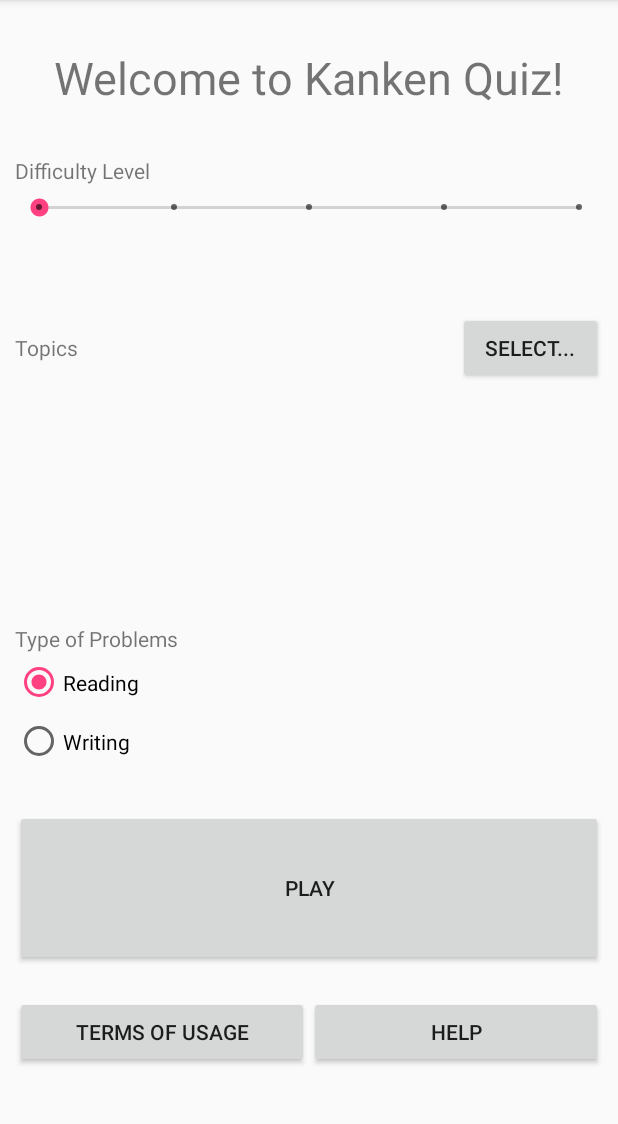
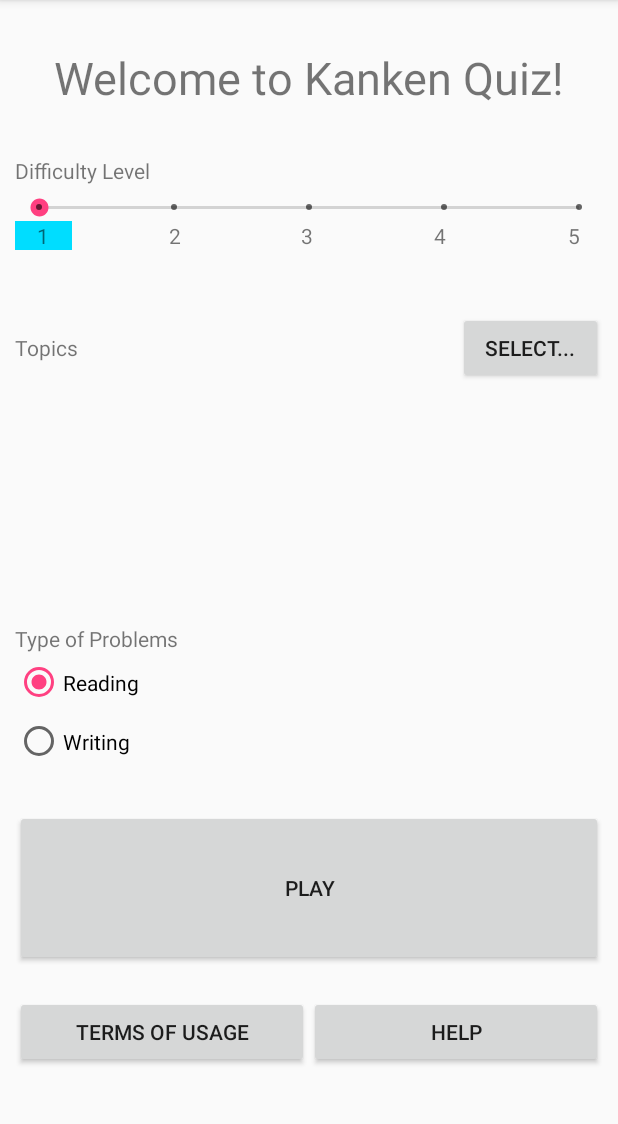
Before and after one commit to FBergeron/KankenFlashcard, an Android app: the QuizSettingsActivity screen opened directly, with no data from a screen before it, on a phone screen of 412 x 824 dp, the part 84-1208 px from its top. Run offline under Robolectric (Android 15) with nearby library versions, the phone set to English and light mode, and no system bars.

Commit message:
Added numbers below Quiz Level Seekbar.

```diff
--- a/app/src/main/java/jp/kyoto/nlp/kanken/QuizSettingsActivity.java
+++ b/app/src/main/java/jp/kyoto/nlp/kanken/QuizSettingsActivity.java
@@ -11,8 +11,11 @@ import android.os.Bundle;
 import android.support.v7.app.AlertDialog;
 import android.support.v7.app.AppCompatActivity;
 import android.support.v7.widget.RecyclerView;
+import android.util.DisplayMetrics;
+import android.view.ViewGroup;
 import android.widget.RadioGroup;
 import android.widget.SeekBar;
+import android.widget.Space;
 import android.widget.TextView;
 
 import org.json.JSONArray;
@@ -154,6 +157,24 @@ public class QuizSettingsActivity extends AppCompatActivity {
         int prefLevel = sharedPref.getInt("QuizLevel", 1);
         SeekBar seekbarQuizLevel = (SeekBar) findViewById(R.id.seekBarQuizLevel);
         seekbarQuizLevel.setProgress(prefLevel - 1);
+
+        DisplayMetrics displayMetrics = new DisplayMetrics();
+        getWindowManager().getDefaultDisplay().getMetrics(displayMetrics);
+        int height = displayMetrics.heightPixels;
+        int width = displayMetrics.widthPixels;
+
+        // Try to adjust the width of the space objects.
+        // Not perfect but looks good enough.
+        Space spaceQuizLevel12 = (Space)findViewById(R.id.spaceQuizLevel12);
+        Space spaceQuizLevel23 = (Space)findViewById(R.id.spaceQuizLevel23);
+        Space spaceQuizLevel34 = (Space)findViewById(R.id.spaceQuizLevel34);
+        Space spaceQuizLevel45 = (Space)findViewById(R.id.spaceQuizLevel45);
+        ViewGroup.LayoutParams spaceParams = spaceQuizLevel12.getLayoutParams();
+        spaceParams.width = (width >= 1024 ? 200 : 30);
+        spaceQuizLevel12.setLayoutParams(spaceParams);
+        spaceQuizLevel23.setLayoutParams(spaceParams);
+        spaceQuizLevel34.setLayoutParams(spaceParams);
+        spaceQuizLevel45.setLayoutParams(spaceParams);
 
         checkedTopics = new boolean[labelTopics.length];
 
--- a/app/src/main/res/layout/activity_quiz_settings.xml
+++ b/app/src/main/res/layout/activity_quiz_settings.xml
@@ -41,6 +41,79 @@
             android:layout_height="wrap_content"
             android:max="4"
             android:progress="0" />
+
+        <LinearLayout
+            android:id="@+id/layoutQuizLevelValues"
+            android:layout_width="match_parent"
+            android:layout_height="match_parent"
+            android:orientation="horizontal">
+
+            <TextView
+                android:id="@+id/textViewQuizLevel1"
+                android:layout_width="wrap_content"
+                android:layout_height="wrap_content"
+                android:layout_weight="1"
+                android:background="@android:color/holo_blue_bright"
+                android:gravity="center"
+                android:text="1" />
+
+            <Space
+                android:id="@+id/spaceQuizLevel12"
+                android:layout_width="wrap_content"
+                android:layout_height="wrap_content"
+                android:layout_weight="1" />
+
+            <TextView
+                android:id="@+id/textViewQuizLevel2"
+                android:layout_width="wrap_content"
+                android:layout_height="wrap_content"
+                android:layout_weight="1"
+                android:gravity="center"
+                android:text="2" />
+
+            <Space
+                android:id="@+id/spaceQuizLevel23"
+                android:layout_width="wrap_content"
+                android:layout_height="wrap_content"
+                android:layout_weight="1" />
+
+            <TextView
+                android:id="@+id/textViewQuizLevel3"
+                android:layout_width="wrap_content"
+                android:layout_height="wrap_content"
+                android:layout_weight="1"
+                android:gravity="center"
+                android:text="3" />
+
+            <Space
+                android:id="@+id/spaceQuizLevel34"
+                android:layout_width="wrap_content"
+                android:layout_height="wrap_content"
+                android:layout_weight="1" />
+
+            <TextView
+                android:id="@+id/textViewQuizLevel4"
+                android:layout_width="wrap_content"
+                android:layout_height="wrap_content"
+                android:layout_weight="1"
+                android:gravity="center"
+                android:text="4" />
+
+            <Space
+                android:id="@+id/spaceQuizLevel45"
+                android:layout_width="wrap_content"
+                android:layout_height="wrap_content"
+                android:layout_weight="1" />
+
+            <TextView
+                android:id="@+id/textViewQuizLevel5"
+                android:layout_width="wrap_content"
+                android:layout_height="wrap_content"
+                android:layout_weight="1"
+                android:gravity="center"
+                android:text="5" />
+
+        </LinearLayout>
 
     </LinearLayout>
 
```
